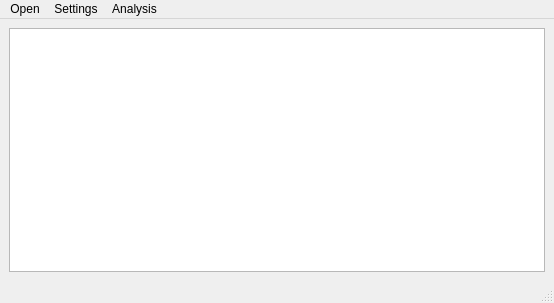
Qt form src/UglyVCF/mainwindow.ui (emilpaulitz/ProgrammierProjekt2019) before a commit.
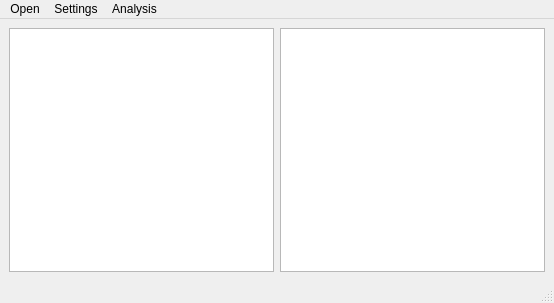
The same form after that commit. Icons and pictures are not drawn.

Commit message: added annotation widget

Patch:
```diff
--- a/src/UglyVCF/mainwindow.ui
+++ b/src/UglyVCF/mainwindow.ui
@@ -26,6 +26,13 @@
       </item>
      </layout>
     </item>
+    <item row="0" column="1">
+     <widget class="QTextEdit" name="annoWidget">
+      <property name="readOnly">
+       <bool>true</bool>
+      </property>
+     </widget>
+    </item>
    </layout>
   </widget>
   <widget class="QMenuBar" name="menubar">
```
Left out of the diff: 8 changed lines with no effect on the pictures. The commit also changes 2 other files.
